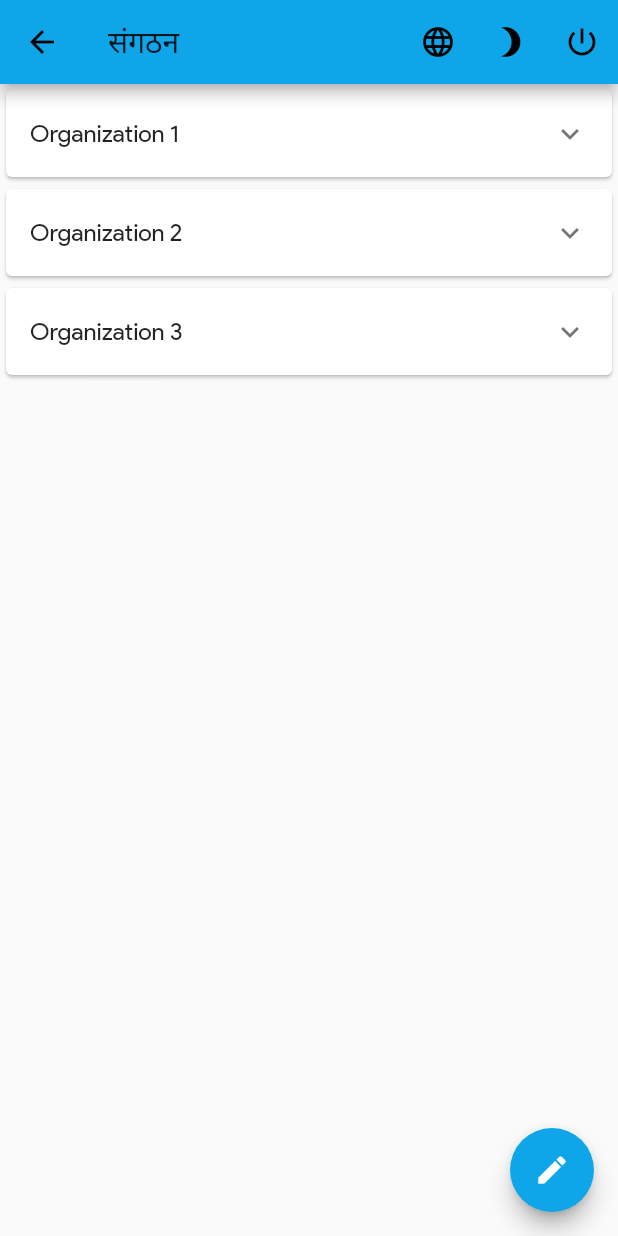
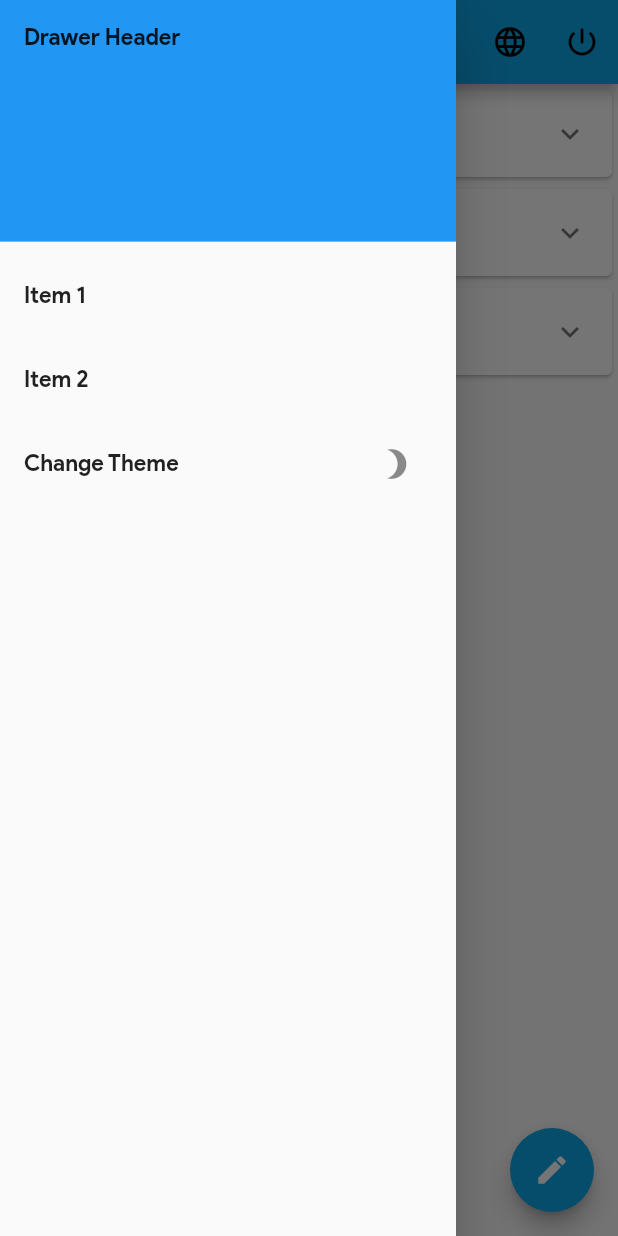
Before and after one commit to Nabinda/Kanban, a Flutter app: the OrganizationScreen screen opened by its route, with the side drawer open (before the commit the screen has no drawer), on a phone screen of 412 x 824 dp. Run offline on Flutter 3.47's test engine with Material 2 defaults, Android fonts, the phone set to English and light mode, and no system bars; our stand-ins replace another_flushbar, dio, flutter_mobx, get_it, mobx, sembast and 2 more; missing offline and left inert: boardview, material_dialog, xxtea; accounts and stored records are empty; generated files the repository leaves out were written again.

Commit message:
Drawer add

```diff
--- a/lib/ui/organization/organization.dart
+++ b/lib/ui/organization/organization.dart
@@ -147,6 +147,36 @@ class _OrganizationScreenState extends State<OrganizationScreen> {
         ],
       ),
       appBar: _buildAppBar(),
+
+      drawer:Drawer(
+        child: ListView(
+          // Important: Remove any padding from the ListView.
+          padding: EdgeInsets.zero,
+          children: <Widget>[
+            DrawerHeader(
+              decoration: BoxDecoration(
+                color: Colors.blue,
+              ),
+              child: Text('Drawer Header'),
+            ),
+            ListTile(
+              title: Text('Item 1'),
+              onTap: () {
+                // Update the state of the app.
+                // ...
+              },
+            ),
+            ListTile(
+              title: Text('Item 2'),
+              onTap: () {
+                // Update the state of the app.
+                // ...
+              },
+            ),
+            _buildThemeButton(),
+          ],
+        ),
+      ),
       body: _buildBody(),
     );
   }
@@ -213,7 +243,7 @@ class _OrganizationScreenState extends State<OrganizationScreen> {
   List<Widget> _buildActions(BuildContext context) {
     return <Widget>[
       _buildLanguageButton(),
-      _buildThemeButton(),
+
       _buildLogoutButton(),
     ];
   }
@@ -221,12 +251,15 @@ class _OrganizationScreenState extends State<OrganizationScreen> {
   Widget _buildThemeButton() {
     return Observer(
       builder: (context) {
-        return IconButton(
-          onPressed: () {
-            _themeStore.changeBrightnessToDark(!_themeStore.darkMode);
-          },
-          icon: Icon(
-            _themeStore.darkMode ? Icons.brightness_5 : Icons.brightness_3,
+        return ListTile(
+          title: Text("Change Theme"),
+          trailing: IconButton(
+            onPressed: () {
+              _themeStore.changeBrightnessToDark(!_themeStore.darkMode);
+            },
+            icon: Icon(
+              _themeStore.darkMode ? Icons.brightness_5 : Icons.brightness_3,
+            ),
           ),
         );
       },
```
